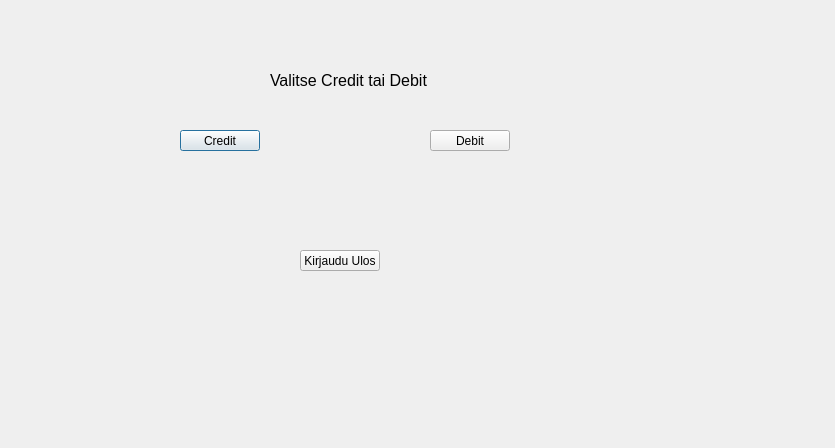
The window that bankautomat/tyyppi.ui (tvt21kmo-bank-project/group_6) describes before a commit, drawn with Qt 5.
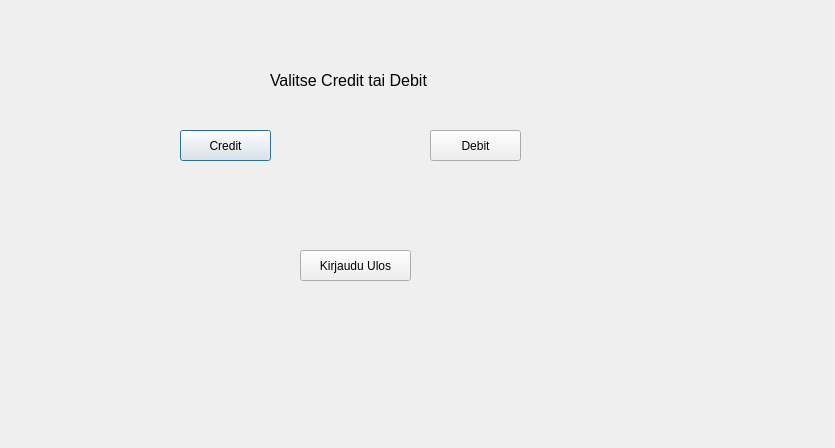
The same window after the commit.

```diff
--- a/bankautomat/tyyppi.ui
+++ b/bankautomat/tyyppi.ui
@@ -18,8 +18,8 @@
     <rect>
      <x>180</x>
      <y>130</y>
-     <width>80</width>
-     <height>21</height>
+     <width>91</width>
+     <height>31</height>
     </rect>
    </property>
    <property name="text">
@@ -31,8 +31,8 @@
     <rect>
      <x>430</x>
      <y>130</y>
-     <width>80</width>
-     <height>21</height>
+     <width>91</width>
+     <height>31</height>
     </rect>
    </property>
    <property name="text">
@@ -62,8 +62,8 @@
     <rect>
      <x>300</x>
      <y>250</y>
-     <width>80</width>
-     <height>21</height>
+     <width>111</width>
+     <height>31</height>
     </rect>
    </property>
    <property name="text">
```
